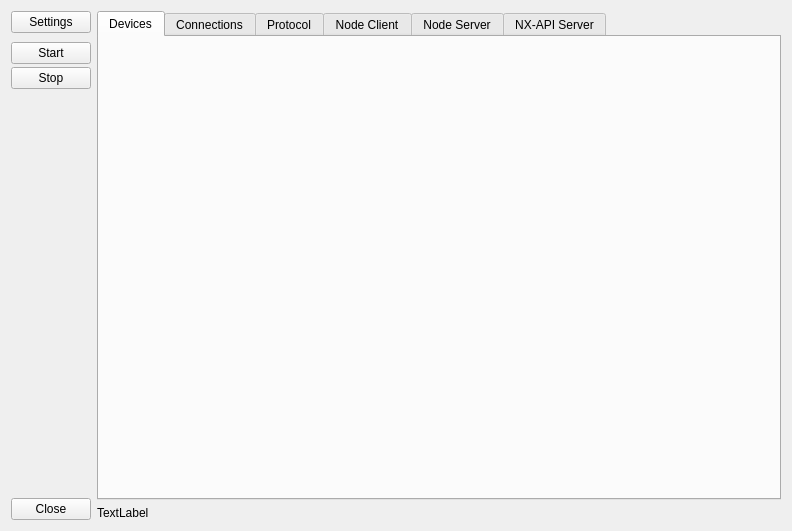
Before: the Qt Designer form src/VMTD/VMTD/VMTDControllerForm.ui in ekushko/qt-vxlan-mtd-old, drawn with Qt 5.
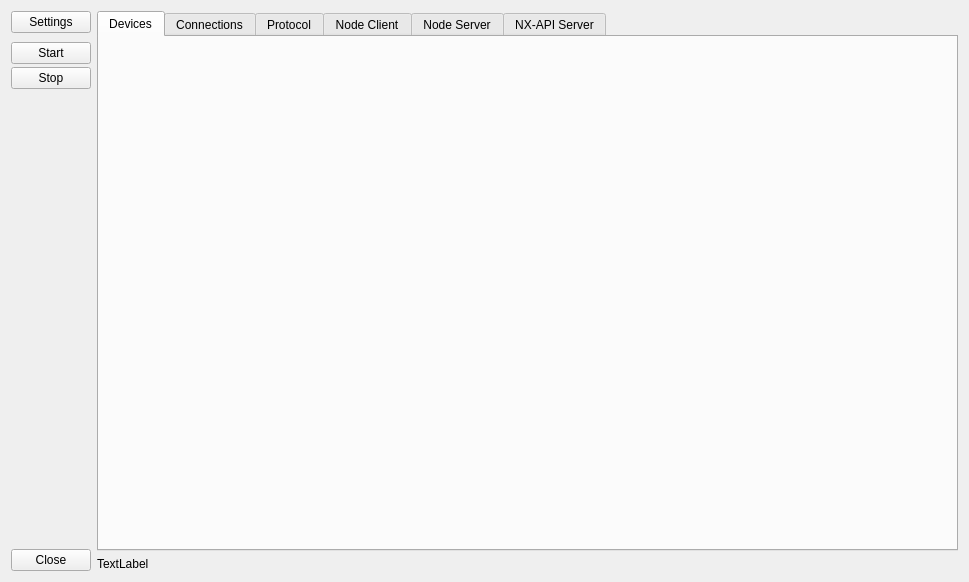
After: the same form once the commit is applied.

The edit to the form file:
```diff
--- a/src/VMTD/VMTD/VMTDControllerForm.ui
+++ b/src/VMTD/VMTD/VMTDControllerForm.ui
@@ -6,8 +6,8 @@
    <rect>
     <x>0</x>
     <y>0</y>
-    <width>792</width>
-    <height>531</height>
+    <width>969</width>
+    <height>582</height>
    </rect>
   </property>
   <property name="windowTitle">
@@ -93,8 +93,8 @@
          <rect>
           <x>0</x>
           <y>0</y>
-          <width>684</width>
-          <height>489</height>
+          <width>861</width>
+          <height>540</height>
          </rect>
         </property>
         <layout class="QVBoxLayout" name="verticalLayout">
```
